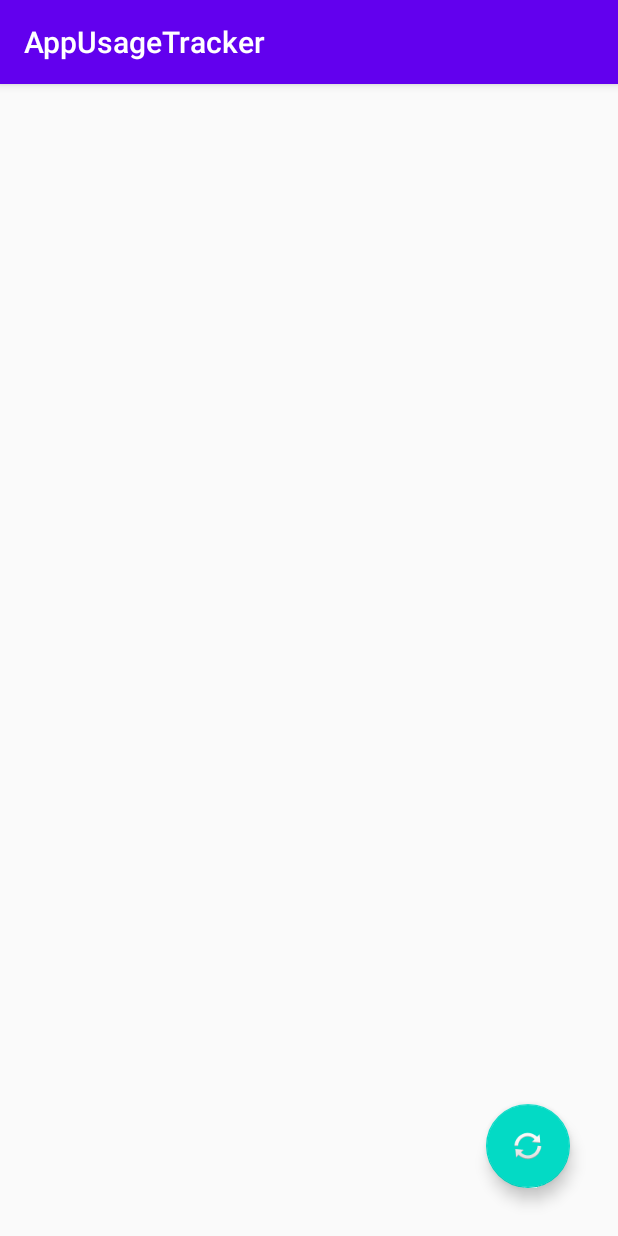
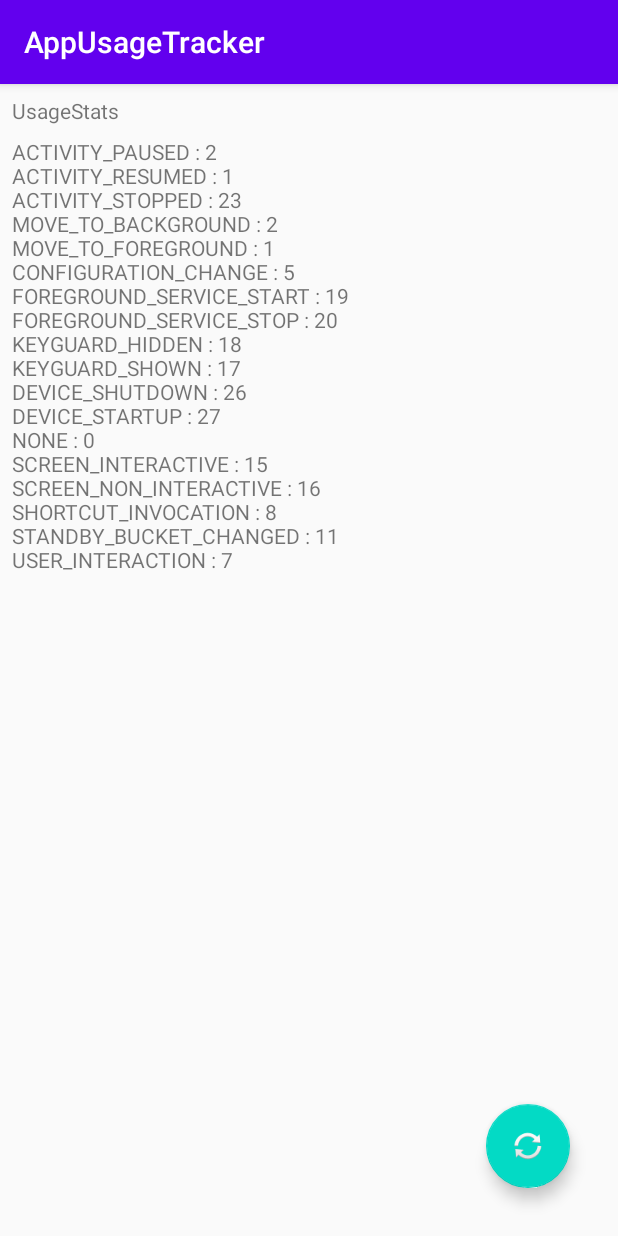
Before and after one commit to orehonyah/AndroidAppUsageTracker, an Android app: the screen it shows after launch (MainActivity), after a tap on an icon or button, on a phone screen of 412 x 824 dp. Run offline under Robolectric (Android 15) with nearby library versions, the phone set to English and light mode, and no system bars; libraries missing offline, so code that uses them is left out: com.opencsv, com.opencsv.exceptions; 2 statements that could not run were skipped.

Commit message:
change method to UsageEvents

```diff
--- a/app/build.gradle
+++ b/app/build.gradle
@@ -26,6 +26,7 @@ android {
 }
 
 dependencies {
+    implementation group: 'com.opencsv', name: 'opencsv', version: '4.4'
     implementation fileTree(dir: 'libs', include: ['*.jar'])
     implementation "org.jetbrains.kotlin:kotlin-stdlib-jdk7:$kotlin_version"
     implementation 'androidx.appcompat:appcompat:1.0.2'
--- a/app/src/main/AndroidManifest.xml
+++ b/app/src/main/AndroidManifest.xml
@@ -3,6 +3,10 @@
     package="org.cs_cnu.appusagetracker">
 
     <uses-permission android:name="android.permission.PACKAGE_USAGE_STATS" />
+    <uses-permission android:name="android.permission.WRITE_EXTERNAL_STORAGE" />
+    <uses-permission android:name="android.permission.READ_EXTERNAL_STORAGE" />
+    <uses-permission android:name="android.permission.WRITE_INTERNAL_STORAGE" />
+    <uses-permission android:name="android.permission.READ_INTERNAL_STORAGE" />
 
     <application
         android:allowBackup="true"
--- a/app/src/main/java/org/cs_cnu/appusagetracker/MainActivity.kt
+++ b/app/src/main/java/org/cs_cnu/appusagetracker/MainActivity.kt
@@ -1,17 +1,26 @@
 package org.cs_cnu.appusagetracker
 
 import android.app.AppOpsManager
+import android.app.usage.UsageEvents
+import android.app.usage.UsageStats
 import android.app.usage.UsageStatsManager
 import android.content.Context
 import android.content.Intent
+import android.os.Build
 import androidx.appcompat.app.AppCompatActivity
 import android.os.Bundle
+import android.os.Environment
 import android.os.Process
 import android.provider.Settings
 import android.util.Log
 import android.widget.Toast
+import com.opencsv.CSVWriter
+import com.opencsv.exceptions.CsvBadConverterException
 import kotlinx.android.synthetic.main.activity_main.*
+import java.io.FileWriter
+import java.math.BigInteger
 import java.util.*
+import kotlin.collections.HashMap
 
 class MainActivity : AppCompatActivity() {
 
@@ -29,7 +38,13 @@ class MainActivity : AppCompatActivity() {
                 ).show()
                 startActivity(Intent(Settings.ACTION_USAGE_ACCESS_SETTINGS))
             } else {
-                printAppUsage()
+                //val usageStats = getUsuageStats()
+                var usageEvents = getUsageEvents()
+                //printUsageStats(usageStats)
+                printUsageEvents(usageEvents)
+                //saveUsageStats(usageStats)
+                usageEvents = getUsageEvents()
+                saveUsageEvents(usageEvents)
             }
 
         }
@@ -38,28 +53,111 @@ class MainActivity : AppCompatActivity() {
     private fun checkForPermission(): Boolean {
         val appOps = getSystemService(Context.APP_OPS_SERVICE) as AppOpsManager
         val mode = appOps.checkOpNoThrow(AppOpsManager.OPSTR_GET_USAGE_STATS, Process.myUid(), packageName)
+        val perms:Array<String> = arrayOf("android.permission.READ_EXTERNAL_STORAGE", "android.permission.WRITE_EXTERNAL_STORAGE","android.permission.READ_INTERNAL_STORAGE", "android.permission.WRITE_INTERNAL_STORAGE")
+
+        var permsRequestCode = 200
+        if (Build.VERSION.SDK_INT >=Build.VERSION_CODES.M){
+            requestPermissions(perms, permsRequestCode)
+        }
         return mode == AppOpsManager.MODE_ALLOWED
-    }
 
-    private fun printAppUsage() {
+        }
+    private fun getUsageEvents() : UsageEvents{
+        val cal = Calendar.getInstance()
+        cal.add(Calendar.YEAR, -1)
+
+        val usageStatsManager = getSystemService(Context.USAGE_STATS_SERVICE) as UsageStatsManager
+        return usageStatsManager.queryEvents(cal.timeInMillis, System.currentTimeMillis());
+
+    }/*
+    private fun getUsuageStats() : List<UsageStats>{
         val cal = Calendar.getInstance()
         cal.add(Calendar.YEAR, -1)
 
         val usageStatsManager = getSystemService(Context.USAGE_STATS_SERVICE) as UsageStatsManager
         val queryUsageStats = usageStatsManager
-                .queryUsageStats(
-                        UsageStatsManager.INTERVAL_DAILY, cal.timeInMillis,
-                        System.currentTimeMillis()
-                )
+            .queryUsageStats(
+                UsageStatsManager.INTERVAL_MONTHLY, cal.timeInMillis,
+                System.currentTimeMillis()
+            )
 
         queryUsageStats.sortWith(Comparator { right, left ->
             compareValues(left.lastTimeUsed, right.lastTimeUsed)
         })
-
+        return queryUsageStats
+    }
+    private fun printUsageStats(queryUsageStats:List<UsageStats>) {
         var tmp = ""
         queryUsageStats.forEach { it ->
             tmp += "packageName: ${it.packageName}, lastTimeUsed: ${Date(it.lastTimeUsed)}, totalTimeInForeground: ${it.totalTimeInForeground}\n"
         }
         tv.text = tmp
+    }*/
+    private fun printUsageEvents(usageEvents:UsageEvents) {
+        var tmp = "ACTIVITY_PAUSED : "+UsageEvents.Event.ACTIVITY_PAUSED+
+                "\nACTIVITY_RESUMED : "+UsageEvents.Event.ACTIVITY_RESUMED +
+                "\nACTIVITY_STOPPED : "+UsageEvents.Event.ACTIVITY_STOPPED +
+                "\nMOVE_TO_BACKGROUND : "+UsageEvents.Event.MOVE_TO_BACKGROUND +
+                "\nMOVE_TO_FOREGROUND : "+UsageEvents.Event.MOVE_TO_FOREGROUND +
+                "\nCONFIGURATION_CHANGE : "+UsageEvents.Event.CONFIGURATION_CHANGE +
+                "\nFOREGROUND_SERVICE_START : "+UsageEvents.Event.FOREGROUND_SERVICE_START+
+                "\nFOREGROUND_SERVICE_STOP : "+UsageEvents.Event.FOREGROUND_SERVICE_STOP+
+                "\nKEYGUARD_HIDDEN : "+UsageEvents.Event.KEYGUARD_HIDDEN+
+                "\nKEYGUARD_SHOWN : "+UsageEvents.Event.KEYGUARD_SHOWN+
+                "\nDEVICE_SHUTDOWN : "+UsageEvents.Event.DEVICE_SHUTDOWN+
+                "\nDEVICE_STARTUP : "+UsageEvents.Event.DEVICE_STARTUP+
+                "\nNONE : "+UsageEvents.Event.NONE+
+                "\nSCREEN_INTERACTIVE : "+UsageEvents.Event.SCREEN_INTERACTIVE+
+                "\nSCREEN_NON_INTERACTIVE : "+UsageEvents.Event.SCREEN_NON_INTERACTIVE+
+                "\nSHORTCUT_INVOCATION : "+UsageEvents.Event.SHORTCUT_INVOCATION+
+                "\nSTANDBY_BUCKET_CHANGED : "+UsageEvents.Event.STANDBY_BUCKET_CHANGED+
+                "\nUSER_INTERACTION : "+UsageEvents.Event.USER_INTERACTION
+
+        while(usageEvents.hasNextEvent()){
+            val event = UsageEvents.Event()
+            usageEvents.getNextEvent(event)
+            tmp = tmp+"\n"+event.eventType + " "+event.packageName + " "+Date(event.timeStamp)
+        }
+        tv1.text = tmp
+    }/*
+    private fun saveUsageStats(queryUsageStats:List<UsageStats>) {
+        val path :String = "/storage/emulated/0/"
+        val filename:String = "appusage.csv"
+        val writer : CSVWriter = CSVWriter(FileWriter(path+filename))
+        queryUsageStats.forEach { it ->
+            var tmp = Array<String>(3,{""});
+            tmp[0] = it.packageName
+            tmp[1] = Date(it.lastTimeUsed).toString()
+            tmp[2] = it.totalTimeInForeground.toString()
+            writer.writeNext(tmp)
+        }
+        writer.close()
+    }*/
+
+    private fun saveUsageEvents(usageEvents:UsageEvents) {
+        val path :String = "/sdcard/"
+        val filename:String = "appusage.csv"
+        Log.e(path,path)
+        val writer = CSVWriter(FileWriter(path+filename))
+
+        val started = HashMap<String, Array<String>>()
+        while(usageEvents.hasNextEvent()){
+            val event = UsageEvents.Event()
+            usageEvents.getNextEvent(event)
+            val tmp = Array<String>(3,{""})
+            tmp[0] = event.packageName
+            tmp[1] = event.timeStamp.toString()
+            tmp[2] = event.eventType.toString()
+            if(event.eventType == UsageEvents.Event.ACTIVITY_RESUMED){
+                started[event.packageName] = tmp
+            }
+            else if(event.eventType == UsageEvents.Event.ACTIVITY_PAUSED){
+                val tmp1 = started[event.packageName] ?: continue
+                tmp[2] = (event.timeStamp - BigInteger(tmp1[1]).toLong()).toString()
+                started.remove(event.packageName)
+                writer.writeNext(tmp)
+            }
+        }
+        writer.close()
     }
 }
--- a/app/src/main/res/layout/activity_main.xml
+++ b/app/src/main/res/layout/activity_main.xml
@@ -17,18 +17,40 @@
         app:layout_constraintBottom_toBottomOf="parent"
         app:layout_constraintEnd_toEndOf="parent"
         app:srcCompat="@android:drawable/ic_popup_sync" />
-
+    <ScrollView
+        android:id="@+id/scroll"
+        android:layout_width="match_parent"
+        android:layout_height="match_parent"
+        tools:ignore="MissingConstraints">
+        <LinearLayout
+            android:layout_width="match_parent"
+            android:layout_height="wrap_content"
+            android:orientation="vertical">
             <TextView
                 android:id="@+id/tv"
-        android:layout_width="wrap_content"
+                android:layout_width="match_parent"
                 android:layout_height="wrap_content"
                 android:layout_marginStart="8dp"
                 android:layout_marginTop="8dp"
                 android:layout_marginEnd="8dp"
                 android:scrollHorizontally="false"
-        android:text="@string/app_name"
+                android:text="UsageStats"
                 app:layout_constraintEnd_toEndOf="parent"
                 app:layout_constraintStart_toStartOf="parent"
                 app:layout_constraintTop_toTopOf="parent" />
+            <TextView
+                android:id="@+id/tv1"
+                android:layout_width="match_parent"
+                android:layout_height="wrap_content"
+                android:layout_marginStart="8dp"
+                android:layout_marginTop="8dp"
+                android:layout_marginEnd="8dp"
+                android:scrollHorizontally="false"
+                android:text="UsageEvents"
+                app:layout_constraintEnd_toEndOf="parent"
+                app:layout_constraintStart_toStartOf="parent"
+                app:layout_constraintTop_toTopOf="parent" />
+        </LinearLayout>
+    </ScrollView>
 
 </androidx.constraintlayout.widget.ConstraintLayout>
```
Lines whose indentation alone changed are shown as unchanged.
